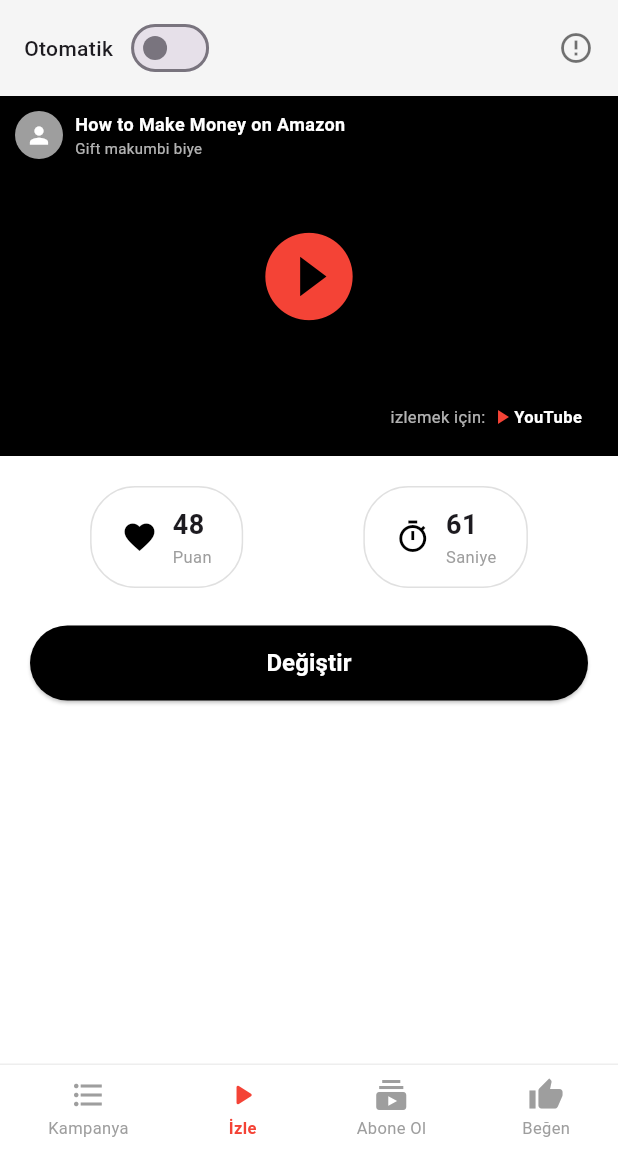
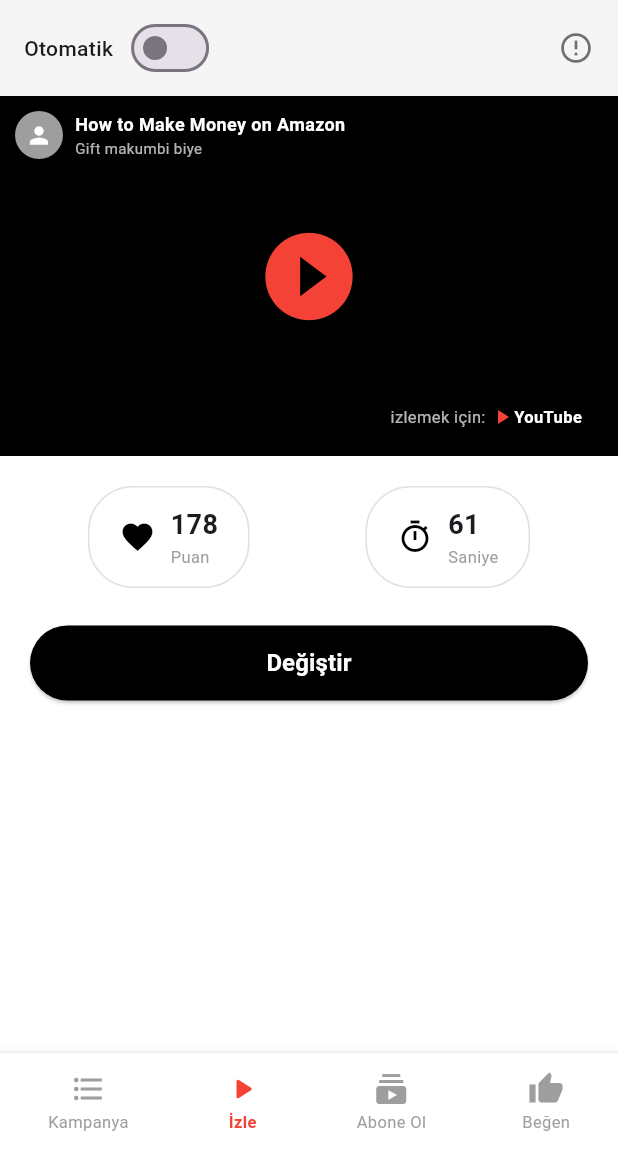
Before and after one commit to mehmetozeldir-netizen/yt-_mutual, a Flutter app: the screen it shows after launch, after a tap on "Google ile Giriş Yap", on a phone screen of 412 x 824 dp, the part 84-1236 px from its top. Run offline on Flutter 3.47's test engine with Material 3 defaults, Android fonts, the light colour scheme and no system bars; our stand-ins replace google_sign_in, shared_preferences.

Commit message:
Update main.dart

```diff
--- a/lib/main.dart
+++ b/lib/main.dart
@@ -265,9 +265,9 @@
 }
 
 class _DashboardScreenState extends State<DashboardScreen> {
-  int _puan = 178;
+  int _puan = 0;
   bool _otomatikMod = false;
-  int _seciliTab = 1; // Varsayılan olarak "İzle" sekmesi seçili
+  int _seciliTab = 1;
 
   final String _youtubeVideoUrl = 'https://www.youtube.com/watch?v=dQw4w9WgXcQ';
   final GlobalKey<ScaffoldState> _scaffoldKey = GlobalKey<ScaffoldState>();
@@ -280,8 +280,9 @@
 
   Future<void> _puaniYukle() async {
     final prefs = await SharedPreferences.getInstance();
+    int kayitliPuan = prefs.getInt('kullanici_puani_${widget.userEmail}') ?? 178;
     setState(() {
-      _puan = prefs.getInt('kullanici_puani_${widget.userEmail}') ?? 178;
+      _puan = kayitliPuan;
     });
   }
 
@@ -364,7 +365,7 @@
           ),
         ],
       ),
-      // Sol Yan Menü (Drawer - Eksiksiz tam liste)
+      // Sol Yan Menü (Drawer)
       drawer: Drawer(
         backgroundColor: Colors.white,
         child: Column(
@@ -493,7 +494,6 @@
         ),
       ),
       body: SafeArea(
-        bottom: false,
         child: Column(
           children: [
             Container(
@@ -604,9 +604,9 @@
                                 const SizedBox(width: 10),
                                 Column(
                                   crossAxisAlignment: CrossAxisAlignment.start,
-                                  children: const [
-                                    Text('48', style: TextStyle(fontWeight: FontWeight.bold, fontSize: 18)),
-                                    Text('Puan', style: TextStyle(color: Colors.grey, fontSize: 11)),
+                                  children: [
+                                    Text('$_puan', style: const TextStyle(fontWeight: FontWeight.bold, fontSize: 18)),
+                                    const Text('Puan', style: TextStyle(color: Colors.grey, fontSize: 11)),
                                   ],
                                 ),
                               ],
@@ -656,17 +656,24 @@
                         ),
                       ),
                     ),
-                    const SizedBox(height: 15),
+                    const SizedBox(height: 20),
                   ],
                 ),
               ),
             ),
-            // Alt Menü Çubuğu
+            // Alt Menü Çubuğu (Bir tık daha yukarı taşındı)
             Container(
-              padding: const EdgeInsets.symmetric(vertical: 8),
+              padding: const EdgeInsets.symmetric(vertical: 12),
               decoration: BoxDecoration(
                 color: Colors.white,
                 border: Border(top: BorderSide(color: Colors.grey.shade200)),
+                boxShadow: [
+                  BoxShadow(
+                    color: Colors.black.withOpacity(0.03),
+                    blurRadius: 4,
+                    offset: const Offset(0, -2),
+                  ),
+                ],
               ),
               child: Row(
                 mainAxisAlignment: MainAxisAlignment.spaceAround,
```
